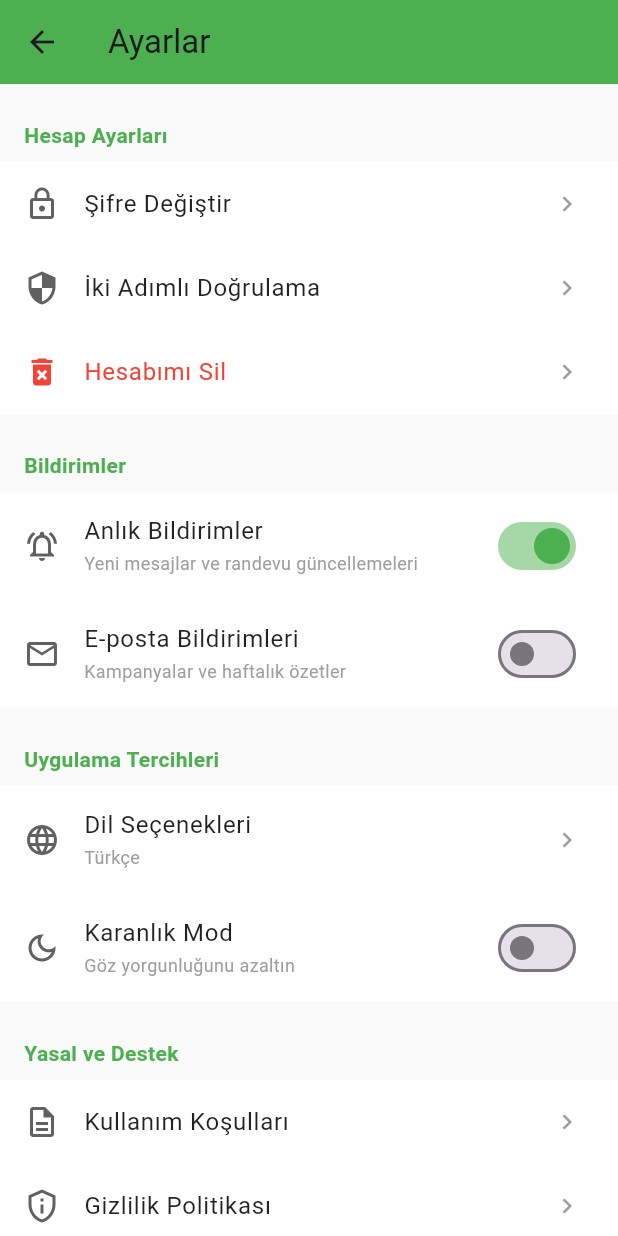
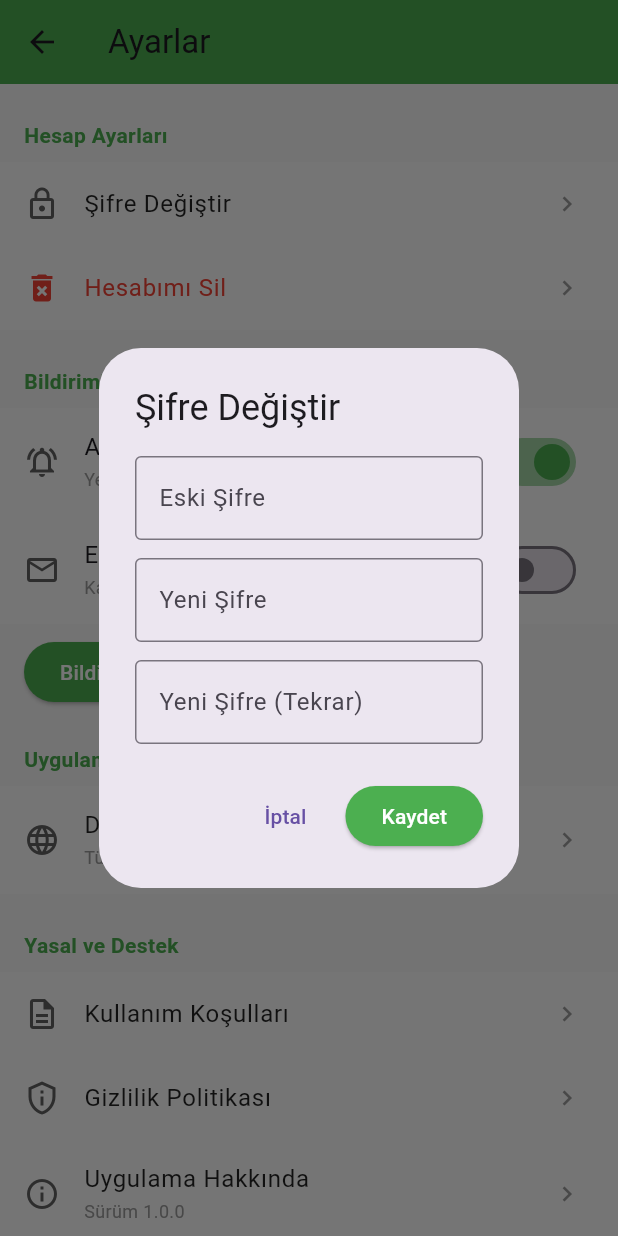
Before and after one commit to selinkincal/pet_care_app, a Flutter app: the SettingsScreen screen opened directly, after a tap on "Şifre Değiştir", on a phone screen of 412 x 824 dp. Run offline on Flutter 3.47's test engine with Material 3 defaults, Android fonts, the phone set to English and light mode, and no system bars; our stand-ins replace firebase_core, geocoding, geolocator, google_maps_flutter, image_picker, shared_preferences; accounts and stored records are empty.

```diff
--- a/lib/screens/common/settings_screen.dart
+++ b/lib/screens/common/settings_screen.dart
@@ -1,6 +1,8 @@
 // settings_screen.dart
 import 'package:flutter/material.dart';
+import 'package:shared_preferences/shared_preferences.dart';
 import '../../core/theme/app_theme.dart';
+import '../auth/login_screen.dart';
 
 class SettingsScreen extends StatefulWidget {
   const SettingsScreen({super.key});
@@ -10,10 +12,158 @@ class SettingsScreen extends StatefulWidget {
 }
 
 class _SettingsScreenState extends State<SettingsScreen> {
-  // متغيرات وهمية لحالة أزرار التفعيل (Switches)
+  // Bildirim tercihleri
   bool _pushNotifications = true;
   bool _emailNotifications = false;
-  bool _darkMode = false;
+
+  // Şifre değiştirme
+  final _oldPasswordController = TextEditingController();
+  final _newPasswordController = TextEditingController();
+  final _confirmPasswordController = TextEditingController();
+
+  @override
+  void initState() {
+    super.initState();
+    _loadSettings();
+  }
+
+  Future<void> _loadSettings() async {
+    final prefs = await SharedPreferences.getInstance();
+    setState(() {
+      _pushNotifications = prefs.getBool('pushNotifications') ?? true;
+      _emailNotifications = prefs.getBool('emailNotifications') ?? false;
+    });
+  }
+
+  Future<void> _saveNotificationSettings() async {
+    final prefs = await SharedPreferences.getInstance();
+    await prefs.setBool('pushNotifications', _pushNotifications);
+    await prefs.setBool('emailNotifications', _emailNotifications);
+    ScaffoldMessenger.of(context).showSnackBar(
+      const SnackBar(
+        content: Text('Bildirim ayarları kaydedildi'),
+        backgroundColor: Colors.green,
+      ),
+    );
+  }
+
+  Future<void> _changePassword() async {
+    if (_newPasswordController.text != _confirmPasswordController.text) {
+      ScaffoldMessenger.of(context).showSnackBar(
+        const SnackBar(
+          content: Text('Yeni şifreler eşleşmiyor'),
+          backgroundColor: Colors.red,
+        ),
+      );
+      return;
+    }
+    if (_newPasswordController.text.length < 6) {
+      ScaffoldMessenger.of(context).showSnackBar(
+        const SnackBar(
+          content: Text('Şifre en az 6 karakter olmalı'),
+          backgroundColor: Colors.red,
+        ),
+      );
+      return;
+    }
+    // Kaydet
+    final prefs = await SharedPreferences.getInstance();
+    await prefs.setString('userPassword', _newPasswordController.text);
+    _oldPasswordController.clear();
+    _newPasswordController.clear();
+    _confirmPasswordController.clear();
+    ScaffoldMessenger.of(context).showSnackBar(
+      const SnackBar(
+        content: Text('Şifre başarıyla değiştirildi'),
+        backgroundColor: Colors.green,
+      ),
+    );
+    Navigator.pop(context);
+  }
+
+  Future<void> _deleteAccount() async {
+    final confirm = await showDialog<bool>(
+      context: context,
+      builder: (context) => AlertDialog(
+        title: const Text('Hesabımı Sil'),
+        content: const Text(
+          'Hesabınızı silmek istediğinize emin misiniz? Bu işlem geri alınamaz.',
+        ),
+        actions: [
+          TextButton(
+            onPressed: () => Navigator.pop(context, false),
+            child: const Text('Vazgeç'),
+          ),
+          TextButton(
+            onPressed: () => Navigator.pop(context, true),
+            child: const Text('Evet, Sil', style: TextStyle(color: Colors.red)),
+          ),
+        ],
+      ),
+    );
+    if (confirm == true) {
+      final prefs = await SharedPreferences.getInstance();
+      await prefs.clear();
+      if (!mounted) return;
+      Navigator.pushReplacement(
+        context,
+        MaterialPageRoute(builder: (context) => const LoginScreen()),
+      );
+    }
+  }
+
+  void _showChangePasswordDialog() {
+    showDialog(
+      context: context,
+      builder: (context) => AlertDialog(
+        title: const Text('Şifre Değiştir'),
+        content: Column(
+          mainAxisSize: MainAxisSize.min,
+          children: [
+            TextField(
+              controller: _oldPasswordController,
+              obscureText: true,
+              decoration: const InputDecoration(
+                labelText: 'Eski Şifre',
+                border: OutlineInputBorder(),
+              ),
+            ),
+            const SizedBox(height: 12),
+            TextField(
+              controller: _newPasswordController,
+              obscureText: true,
+              decoration: const InputDecoration(
+                labelText: 'Yeni Şifre',
+                border: OutlineInputBorder(),
+              ),
+            ),
+            const SizedBox(height: 12),
+            TextField(
+              controller: _confirmPasswordController,
+              obscureText: true,
+              decoration: const InputDecoration(
+                labelText: 'Yeni Şifre (Tekrar)',
+                border: OutlineInputBorder(),
+              ),
+            ),
+          ],
+        ),
+        actions: [
+          TextButton(
+            onPressed: () => Navigator.pop(context),
+            child: const Text('İptal'),
+          ),
+          ElevatedButton(
+            onPressed: _changePassword,
+            style: ElevatedButton.styleFrom(
+              backgroundColor: AppTheme.primaryGreen,
+            ),
+            child: const Text('Kaydet', style: TextStyle(color: Colors.white)),
+          ),
+        ],
+      ),
+    );
+  }
 
   @override
   Widget build(BuildContext context) {
@@ -30,22 +180,23 @@ class _SettingsScreenState extends State<SettingsScreen> {
           children: [
             const SizedBox(height: 16),
 
-            // 1. Hesap Ayarları (إعدادات الحساب)
+            // HESAP AYARLARI
             _buildSectionHeader('Hesap Ayarları'),
-            _buildListTile(Icons.lock_outline, 'Şifre Değiştir', onTap: () {}),
-            _buildListTile(Icons.security, 'İki Adımlı Doğrulama', onTap: () {}),
+            _buildListTile(
+              Icons.lock_outline,
+              'Şifre Değiştir',
+              onTap: _showChangePasswordDialog,
+            ),
             _buildListTile(
               Icons.delete_forever,
               'Hesabımı Sil',
               isDestructive: true,
-              onTap: () {
-                _showDeleteAccountDialog(context);
-              }
+              onTap: _deleteAccount,
             ),
 
             const SizedBox(height: 16),
 
-            // 2. Bildirimler (الإشعارات)
+            // BİLDİRİMLER
             _buildSectionHeader('Bildirimler'),
             _buildSwitchTile(
               Icons.notifications_active_outlined,
@@ -61,28 +212,52 @@ class _SettingsScreenState extends State<SettingsScreen> {
               _emailNotifications,
               (val) => setState(() => _emailNotifications = val),
             ),
-
-            const SizedBox(height: 16),
-
-            // 3. Uygulama Tercihleri (تفضيلات التطبيق)
-            _buildSectionHeader('Uygulama Tercihleri'),
-            _buildListTile(Icons.language, 'Dil Seçenekleri', subtitle: 'Türkçe', onTap: () {}),
-            _buildSwitchTile(
-              Icons.dark_mode_outlined,
-              'Karanlık Mod',
-              'Göz yorgunluğunu azaltın',
-              _darkMode,
-              (val) => setState(() => _darkMode = val),
+            const SizedBox(height: 8),
+            Padding(
+              padding: const EdgeInsets.symmetric(horizontal: 16),
+              child: ElevatedButton(
+                onPressed: _saveNotificationSettings,
+                style: ElevatedButton.styleFrom(
+                  backgroundColor: AppTheme.primaryGreen,
+                ),
+                child: const Text(
+                  'Bildirim Ayarlarını Kaydet',
+                  style: TextStyle(color: Colors.white),
+                ),
+              ),
             ),
 
             const SizedBox(height: 16),
 
-            // 4. Yasal ve Destek (القانونية والدعم)
+            // UYGULAMA TERCIHLERI
+            _buildSectionHeader('Uygulama Tercihleri'),
+            _buildListTile(
+              Icons.language,
+              'Dil Seçenekleri',
+              subtitle: 'Türkçe',
+              onTap: () {},
+            ),
+
+            const SizedBox(height: 16),
+
+            // YASAL VE DESTEK
             _buildSectionHeader('Yasal ve Destek'),
-            _buildListTile(Icons.description_outlined, 'Kullanım Koşulları', onTap: () {}),
-            _buildListTile(Icons.privacy_tip_outlined, 'Gizlilik Politikası', onTap: () {}),
-            _buildListTile(Icons.help_outline, 'Yardım Merkezi', onTap: () {}),
-            _buildListTile(Icons.info_outline, 'Uygulama Hakkında', subtitle: 'Sürüm 1.0.0', onTap: () {}),
+            _buildListTile(
+              Icons.description_outlined,
+              'Kullanım Koşulları',
+              onTap: () {},
+            ),
+            _buildListTile(
+              Icons.privacy_tip_outlined,
+              'Gizlilik Politikası',
+              onTap: () {},
+            ),
+            _buildListTile(
+              Icons.info_outline,
+              'Uygulama Hakkında',
+              subtitle: 'Sürüm 1.0.0',
+              onTap: () {},
+            ),
 
             const SizedBox(height: 40),
           ],
@@ -91,7 +266,6 @@ class _SettingsScreenState extends State<SettingsScreen> {
     );
   }
 
-  // دالة مساعدة لعنوان كل قسم
   Widget _buildSectionHeader(String title) {
     return Padding(
       padding: const EdgeInsets.symmetric(horizontal: 16, vertical: 8),
@@ -106,69 +280,56 @@ class _SettingsScreenState extends State<SettingsScreen> {
     );
   }
 
-  // دالة مساعدة للأزرار العادية
-  Widget _buildListTile(IconData icon, String title, {String? subtitle, bool isDestructive = false, VoidCallback? onTap}) {
+  Widget _buildListTile(
+    IconData icon,
+    String title, {
+    String? subtitle,
+    bool isDestructive = false,
+    VoidCallback? onTap,
+  }) {
     return Container(
       color: Colors.white,
       child: ListTile(
-        leading: Icon(icon, color: isDestructive ? Colors.red : Colors.grey[700]),
+        leading: Icon(
+          icon,
+          color: isDestructive ? Colors.red : Colors.grey[700],
+        ),
         title: Text(
           title,
           style: TextStyle(color: isDestructive ? Colors.red : Colors.black87),
         ),
-        subtitle: subtitle != null ? Text(subtitle, style: TextStyle(color: Colors.grey[500], fontSize: 12)) : null,
+        subtitle: subtitle != null
+            ? Text(
+                subtitle,
+                style: TextStyle(color: Colors.grey[500], fontSize: 12),
+              )
+            : null,
         trailing: const Icon(Icons.chevron_right, size: 20, color: Colors.grey),
         onTap: onTap,
       ),
     );
   }
 
-  // دالة مساعدة لأزرار التفعيل (Switches)
-  Widget _buildSwitchTile(IconData icon, String title, String subtitle, bool value, Function(bool) onChanged) {
+  Widget _buildSwitchTile(
+    IconData icon,
+    String title,
+    String subtitle,
+    bool value,
+    Function(bool) onChanged,
+  ) {
     return Container(
       color: Colors.white,
       child: SwitchListTile(
         secondary: Icon(icon, color: Colors.grey[700]),
-        title: Text(title, style: const TextStyle(color: Colors.black87)),
-        subtitle: Text(subtitle, style: TextStyle(color: Colors.grey[500], fontSize: 12)),
+        title: Text(title),
+        subtitle: Text(
+          subtitle,
+          style: TextStyle(color: Colors.grey[500], fontSize: 12),
+        ),
         value: value,
         activeColor: AppTheme.primaryGreen,
         onChanged: onChanged,
       ),
     );
   }
-
-  // نافذة تأكيد حذف الحساب (تصميم احترافي للأمان)
-  void _showDeleteAccountDialog(BuildContext context) {
-    showDialog(
-      context: context,
-      builder: (context) => AlertDialog(
-        shape: RoundedRectangleBorder(borderRadius: BorderRadius.circular(16)),
-        title: const Row(
-          children: [
-            Icon(Icons.warning_amber_rounded, color: Colors.red),
-            SizedBox(width: 8),
-            Text('Hesabı Sil', style: TextStyle(color: Colors.red)),
-          ],
-        ),
-        content: const Text(
-          'Hesabınızı silmek istediğinize emin misiniz? Bu işlem geri alınamaz ve tüm verileriniz kalıcı olarak silinir.',
-        ),
-        actions: [
-          TextButton(
-            onPressed: () => Navigator.pop(context),
-            child: const Text('Vazgeç', style: TextStyle(color: Colors.grey)),
-          ),
-          ElevatedButton(
-            onPressed: () {
-              Navigator.pop(context);
-              // إجراء الحذف وتسجيل الخروج لاحقاً
-            },
-            style: ElevatedButton.styleFrom(backgroundColor: Colors.red),
-            child: const Text('Evet, Sil', style: TextStyle(color: Colors.white)),
-          ),
-        ],
-      ),
-    );
-  }
 }
--- a/pubspec.yaml
+++ b/pubspec.yaml
@@ -36,8 +36,8 @@ dependencies:
   cupertino_icons: ^1.0.8
   shared_preferences: ^2.5.5
   firebase_core: ^4.7.0
-  firebase_auth: ^6.4.0
-  cloud_firestore: ^6.3.0
+  firebase_auth: ^6.5.0
+  cloud_firestore: ^6.4.1
   firebase_storage: ^13.3.0
   image_picker: ^1.2.2
   google_maps_flutter: ^2.17.0
```
Also changed, not shown: lib/main.dart (+9 -1 lines), lib/screens/common/chatting.dart (added, +147 -0 lines), lib/screens/common/main_navigation.dart (+29 -17 lines), lib/screens/common/profile_screen.dart (+11 -0 lines), lib/screens/pet_owner_screens/owner_bookings_screen.dart (+15 -2 lines), lib/screens/profile_screens/help_screen.dart (added, +89 -0 lines), lib/screens/service_provider_screens/provider_my_services.dart (added, +52 -0 lines), lib/services/auth_service.dart (added), pubspec.lock, 1 other file.
